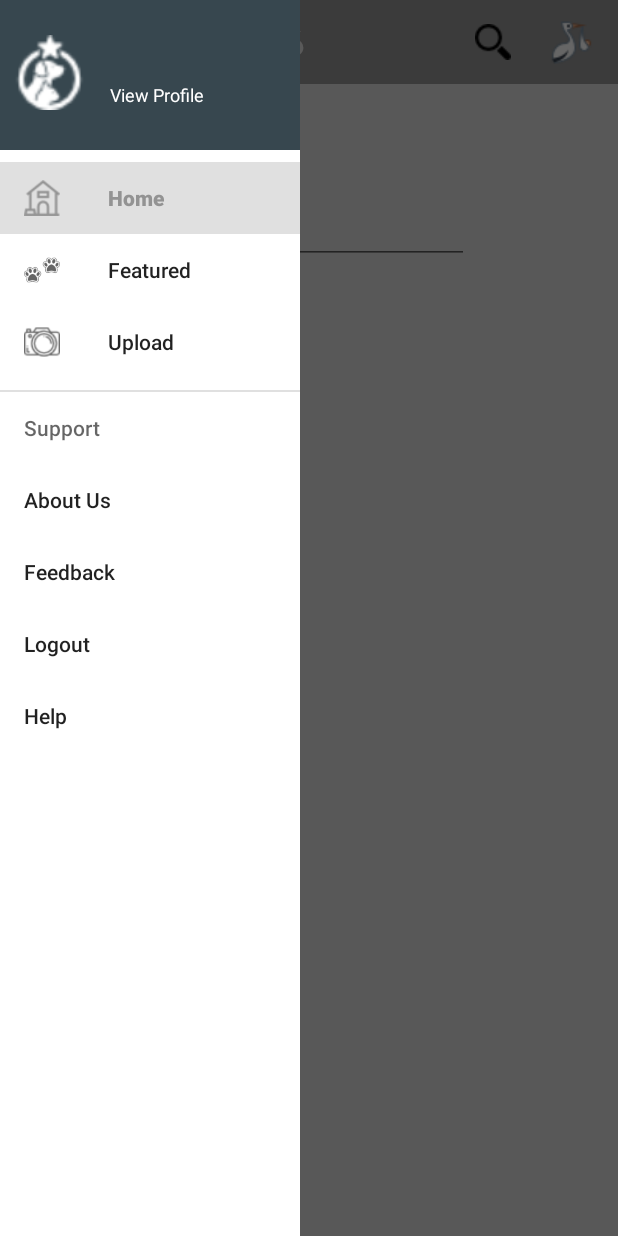
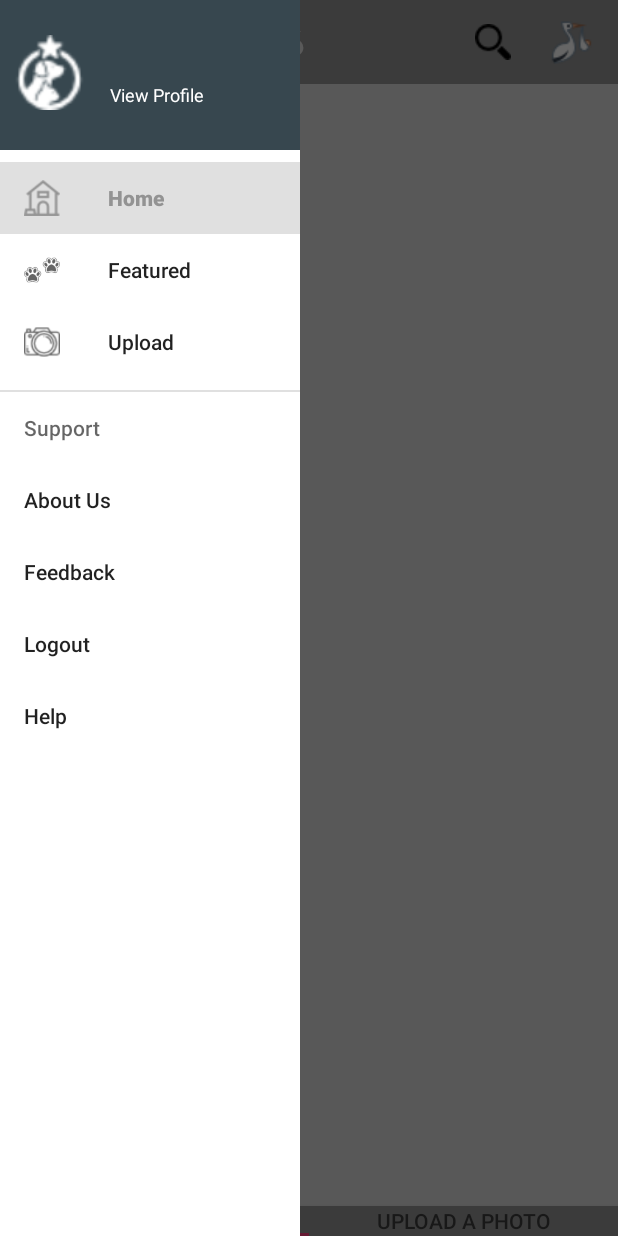
Before and after one commit to NotJoHam/House_Of_Animals, an Android app: the fragment upload_fragment placed in its activity, with the side drawer open, on a phone screen of 412 x 824 dp. Run offline under Robolectric (Android 15) with nearby library versions, the phone set to English and light mode, and no system bars; our stand-ins replace Firebase (no records; nobody signed in at launch, a user with empty details on screens opened directly); 5 statements that could not run were skipped.

Commit message:
Changed layout of upload fragment. Added ViewPager + TabBarLayout

```diff
--- a/app/src/main/java/vanlandingham/friendimals/fragments/profile_fragment.java
+++ b/app/src/main/java/vanlandingham/friendimals/fragments/profile_fragment.java
@@ -1,11 +1,6 @@
 package vanlandingham.friendimals.fragments;
 
-import android.content.Intent;
 import android.graphics.Bitmap;
-import android.graphics.BitmapShader;
-import android.graphics.Paint;
-import android.graphics.RectF;
-import android.graphics.Shader;
 import android.graphics.drawable.BitmapDrawable;
 import android.os.Bundle;
 import android.support.design.widget.TabLayout;
@@ -19,11 +14,9 @@ import android.view.View;
 import android.view.ViewGroup;
 import android.widget.Button;
 import android.widget.ImageView;
-import android.widget.TableLayout;
 import android.widget.TextView;
 
 import com.google.firebase.auth.FirebaseAuth;
-import com.google.firebase.database.ChildEventListener;
 import com.google.firebase.database.DataSnapshot;
 import com.google.firebase.database.DatabaseError;
 import com.google.firebase.database.DatabaseReference;
@@ -72,7 +65,7 @@ public class profile_fragment extends Fragment {
         follow_button = view.findViewById(R.id.follow_button);
         edit_profile_button = view.findViewById(R.id.edit_profile_button);
         tabLayout = view.findViewById(R.id.tabs);
-        mViewPager = view.findViewById(R.id.viewPager_container);
+        mViewPager = view.findViewById(R.id.upload_viewPager);
         followers_textView = view.findViewById(R.id.followers_textView);
         following_textView = view.findViewById(R.id.following_textView);
 
--- a/app/src/main/java/vanlandingham/friendimals/fragments/upload_fragment.java
+++ b/app/src/main/java/vanlandingham/friendimals/fragments/upload_fragment.java
@@ -12,8 +12,10 @@ import android.os.AsyncTask;
 import android.os.Bundle;
 import android.provider.MediaStore;
 import android.support.annotation.NonNull;
+import android.support.design.widget.TabLayout;
 import android.support.v4.app.ActivityCompat;
 import android.support.v4.content.ContextCompat;
+import android.support.v4.view.ViewPager;
 import android.view.LayoutInflater;
 import android.view.View;
 import android.view.ViewGroup;
@@ -58,20 +60,28 @@ public class upload_fragment extends android.support.v4.app.Fragment {
     private Button upload_button;
     private String username;
     private String mUserId;
+    private TabLayout tabLayout;
+    private ViewPager pager;
 
     @Override
     public View onCreateView(LayoutInflater inflater, ViewGroup container, Bundle savedInstanceState) {
 
         //TODO: finish the camera layout, add functionality by letting users click on photos button or allow them to take picture
+        //TODO: create two fragments seperately that will populate the viewpager container when the tab is switched. Do this in the getView function of the ViewPager adapter. Finish both layouts.
 
         View view = inflater.inflate(R.layout.camera_layout, container, false);
         savedInstanceState = getArguments();
         username  = savedInstanceState.getString("username");
         upload_button = view.findViewById(R.id.upload_button);
+        tabLayout = view.findViewById(R.id.upload_tabs);
+        pager = view.findViewById(R.id.upload_viewPager);
         applicationContext = Home.getContextOfApplication();
         storageReference = FirebaseStorage.getInstance().getReference();
         mDatabase = FirebaseDatabase.getInstance().getReference();
         mUserId = FirebaseAuth.getInstance().getUid();
+
+        pager.addOnPageChangeListener(new TabLayout.TabLayoutOnPageChangeListener(tabLayout));
+        tabLayout.addOnTabSelectedListener(new TabLayout.ViewPagerOnTabSelectedListener(pager));
 
         if (ContextCompat.checkSelfPermission(getActivity(), Manifest.permission.READ_EXTERNAL_STORAGE) !=PackageManager.PERMISSION_GRANTED) {
 
--- a/app/src/main/res/layout/camera_layout.xml
+++ b/app/src/main/res/layout/camera_layout.xml
@@ -6,33 +6,43 @@
     android:layout_width="match_parent"
     android:layout_height="match_parent">
 
-    <Button
-        android:id="@+id/upload_button"
-        android:layout_width="wrap_content"
-        android:layout_height="wrap_content"
-        android:layout_marginBottom="8dp"
-        android:layout_marginEnd="8dp"
-        android:layout_marginStart="8dp"
-        android:layout_marginTop="8dp"
-        android:text="Choose picture"
-        app:layout_constraintBottom_toBottomOf="parent"
-        app:layout_constraintEnd_toEndOf="parent"
-        app:layout_constraintHorizontal_bias="0.121"
-        app:layout_constraintStart_toStartOf="parent"
-        app:layout_constraintTop_toTopOf="parent"
-        app:layout_constraintVertical_bias="0.015" />
+    <android.support.design.widget.AppBarLayout
+        android:id="@+id/appBarLayout"
+        android:layout_width="match_parent"
+        android:layout_height="20dp"
+        android:background="@color/colorPrimary"
+        app:layout_constraintBottom_toBottomOf="parent">
 
-    <EditText
-        android:id="@+id/editText"
-        android:layout_width="wrap_content"
-        android:layout_height="wrap_content"
-        android:layout_marginEnd="8dp"
-        android:layout_marginStart="8dp"
-        android:layout_marginTop="8dp"
-        android:ems="10"
-        android:inputType="textPersonName"
-        android:text="Name"
+        <android.support.design.widget.TabLayout
+            android:id="@+id/upload_tabs"
+            android:layout_width="match_parent"
+            android:layout_height="match_parent"
+            app:tabMode="fixed">
+
+            <android.support.design.widget.TabItem
+                android:id="@+id/tabItem1"
+                android:layout_width="wrap_content"
+                android:layout_height="wrap_content"
+                android:text="Add post" />
+
+            <android.support.design.widget.TabItem
+                android:id="@+id/tabItem2"
+                android:layout_width="wrap_content"
+                android:layout_height="wrap_content"
+                android:text="Upload a photo" />
+        </android.support.design.widget.TabLayout>
+    </android.support.design.widget.AppBarLayout>
+
+
+    <android.support.v4.view.ViewPager
+        android:id="@+id/upload_viewPager"
+        android:layout_width="0dp"
+        android:layout_height="0dp"
+        app:layout_constraintBottom_toTopOf="@+id/appBarLayout"
         app:layout_constraintEnd_toEndOf="parent"
         app:layout_constraintStart_toStartOf="parent"
-        app:layout_constraintTop_toBottomOf="@+id/upload_button" />
+        app:layout_constraintTop_toTopOf="parent">
+
+
+    </android.support.v4.view.ViewPager>
 </android.support.constraint.ConstraintLayout>
--- /dev/null
+++ b/app/src/main/res/layout/new_post_layout.xml
@@ -0,0 +1,22 @@
+<?xml version="1.0" encoding="utf-8"?>
+<android.support.constraint.ConstraintLayout
+    xmlns:android="http://schemas.android.com/apk/res/android"
+    xmlns:app="http://schemas.android.com/apk/res-auto"
+    xmlns:tools="http://schemas.android.com/tools"
+    android:layout_width="match_parent"
+    android:layout_height="match_parent">
+
+    <EditText
+        android:id="@+id/editText"
+        android:layout_width="wrap_content"
+        android:layout_height="wrap_content"
+        android:layout_marginEnd="8dp"
+        android:layout_marginStart="8dp"
+        android:layout_marginTop="8dp"
+        android:ems="10"
+        android:inputType="textPersonName"
+        android:text="Name"
+        app:layout_constraintEnd_toEndOf="parent"
+        app:layout_constraintStart_toStartOf="parent"
+        app:layout_constraintTop_toTopOf="parent" />
+</android.support.constraint.ConstraintLayout>
--- a/app/src/main/res/layout/profile_activity.xml
+++ b/app/src/main/res/layout/profile_activity.xml
@@ -28,7 +28,7 @@
         android:background="@drawable/really_rounded_corners"
         android:backgroundTint="@android:color/holo_blue_light"
         android:text="Edit profile"
-        app:layout_constraintBottom_toTopOf="@+id/viewPager_container"
+        app:layout_constraintBottom_toTopOf="@+id/upload_viewPager"
         app:layout_constraintStart_toEndOf="@+id/profile_imageView" />
 
     <TextView
@@ -90,7 +90,7 @@
 
 
     <android.support.v4.view.ViewPager
-        android:id="@+id/viewPager_container"
+        android:id="@+id/upload_viewPager"
         android:layout_width="0dp"
         android:layout_height="0dp"
         android:layout_marginEnd="8dp"
```
